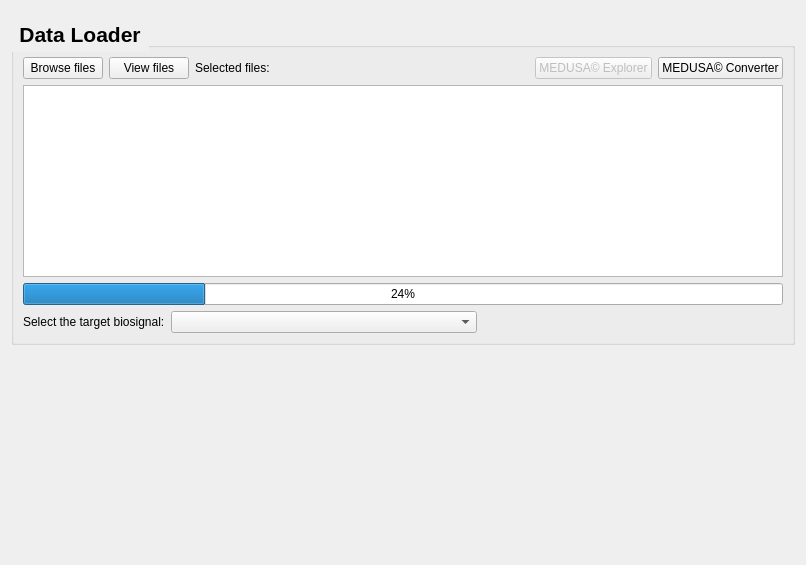
Above: data_loader/files/view.ui from medusabci/medusa-analyzer before the change. Below: the same form after it.
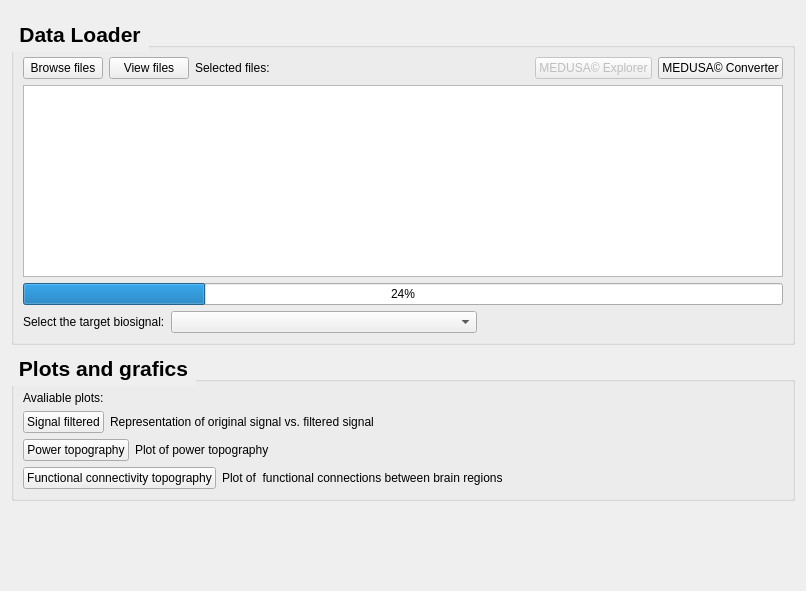
That is the form after the change.

```diff
--- a/data_loader/files/view.ui
+++ b/data_loader/files/view.ui
@@ -7,7 +7,7 @@
     <x>0</x>
     <y>0</y>
     <width>806</width>
-    <height>565</height>
+    <height>591</height>
    </rect>
   </property>
   <property name="windowTitle">
@@ -173,6 +173,139 @@
      </layout>
     </widget>
    </item>
+   <item>
+    <widget class="QGroupBox" name="groupBox">
+     <property name="font">
+      <font>
+       <pointsize>16</pointsize>
+       <weight>75</weight>
+       <bold>true</bold>
+      </font>
+     </property>
+     <property name="styleSheet">
+      <string notr="true">QGroupBox::title {
+    subcontrol-origin: margin;
+    subcontrol-position: top left; 
+    padding: 5px;                 
+    letter-spacing: 1px;
+    
+    color: qlineargradient(
+        spread:pad, x1:0, y1:0, x2:1, y2:0,
+        stop:0 #6a0dad, stop:1 #ec407a
+    );
+}</string>
+     </property>
+     <property name="title">
+      <string>Plots and grafics</string>
+     </property>
+     <layout class="QVBoxLayout" name="verticalLayout_2">
+      <item>
+       <widget class="QLabel" name="label">
+        <property name="text">
+         <string>Avaliable plots:</string>
+        </property>
+       </widget>
+      </item>
+      <item>
+       <layout class="QVBoxLayout" name="verticalLayout_5">
+        <item>
+         <layout class="QHBoxLayout" name="horizontalLayout_2">
+          <item>
+           <widget class="QPushButton" name="filteringPlotButton">
+            <property name="text">
+             <string>Signal filtered</string>
+            </property>
+           </widget>
+          </item>
+          <item>
+           <widget class="QLabel" name="signalfilteredplotLabel">
+            <property name="text">
+             <string>Representation of original signal vs. filtered signal</string>
+            </property>
+           </widget>
+          </item>
+          <item>
+           <spacer name="horizontalSpacer_2">
+            <property name="orientation">
+             <enum>Qt::Horizontal</enum>
+            </property>
+            <property name="sizeHint" stdset="0">
+             <size>
+              <width>40</width>
+              <height>20</height>
+             </size>
+            </property>
+           </spacer>
+          </item>
+         </layout>
+        </item>
+        <item>
+         <layout class="QHBoxLayout" name="horizontalLayout_4">
+          <item>
+           <widget class="QPushButton" name="powerPlotLabel">
+            <property name="text">
+             <string>Power topography</string>
+            </property>
+           </widget>
+          </item>
+          <item>
+           <widget class="QLabel" name="powertopoLabel">
+            <property name="text">
+             <string>Plot of power topography</string>
+            </property>
+           </widget>
+          </item>
+          <item>
+           <spacer name="horizontalSpacer_4">
+            <property name="orientation">
+             <enum>Qt::Horizontal</enum>
+            </property>
+            <property name="sizeHint" stdset="0">
+             <size>
+              <width>40</width>
+              <height>20</height>
+             </size>
+            </property>
+           </spacer>
+          </item>
+         </layout>
+        </item>
+        <item>
+         <layout class="QHBoxLayout" name="horizontalLayout_5">
+          <item>
+           <widget class="QPushButton" name="fcPlotButton">
+            <property name="text">
+             <string>Functional connectivity topography</string>
+            </property>
+           </widget>
+          </item>
+          <item>
+           <widget class="QLabel" name="fcplotLabel">
+            <property name="text">
+             <string>Plot of  functional connections between brain regions</string>
+            </property>
+           </widget>
+          </item>
+          <item>
+           <spacer name="horizontalSpacer_5">
+            <property name="orientation">
+             <enum>Qt::Horizontal</enum>
+            </property>
+            <property name="sizeHint" stdset="0">
+             <size>
+              <width>40</width>
+              <height>20</height>
+             </size>
+            </property>
+           </spacer>
+          </item>
+         </layout>
+        </item>
+       </layout>
+      </item>
+     </layout>
+    </widget>
+   </item>
    <item>
     <spacer name="verticalSpacer">
      <property name="orientation">
```
